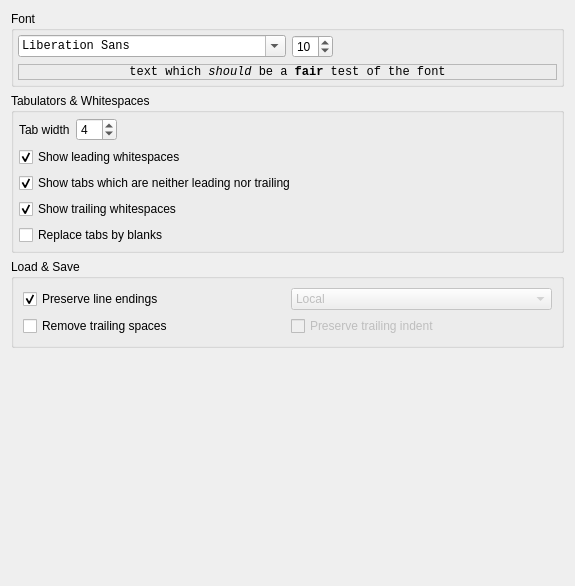
The window that src/qcodeeditwidget/qeditconfig.ui (Wing-summer/WingHexExplorer2) describes before a commit, drawn with Qt 5.
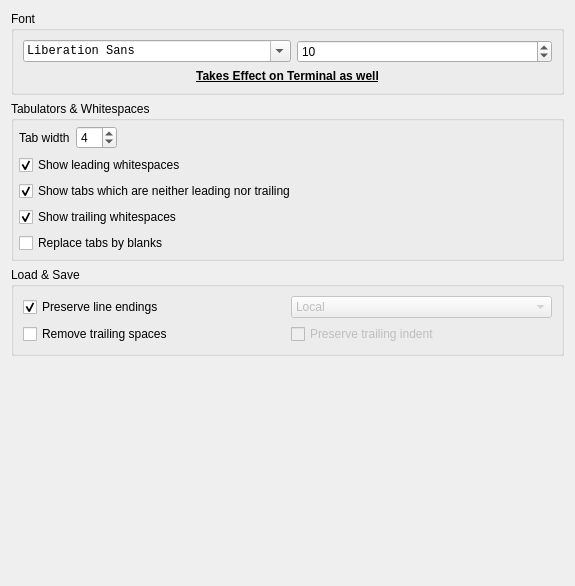
The same window after the commit.

Patch:
```diff
--- a/src/qcodeeditwidget/qeditconfig.ui
+++ b/src/qcodeeditwidget/qeditconfig.ui
@@ -22,11 +22,8 @@
      <property name="title">
       <string>Font</string>
      </property>
-     <layout class="QGridLayout">
-      <property name="margin" stdset="0">
-       <number>4</number>
-      </property>
-      <item row="0" column="0">
+     <layout class="QGridLayout" name="layoutFont">
+      <item row="1" column="0">
        <widget class="QFontComboBox" name="cbFont">
         <property name="font">
          <font>
@@ -40,7 +37,7 @@
         </property>
        </widget>
       </item>
-      <item row="0" column="1">
+      <item row="1" column="1" colspan="2">
        <widget class="QSpinBox" name="spnFontSize">
         <property name="buttonSymbols">
          <enum>QAbstractSpinBox::UpDownArrows</enum>
@@ -56,49 +53,22 @@
         </property>
        </widget>
       </item>
-      <item row="1" column="0" colspan="3">
-       <widget class="QLabel" name="lblSampleText">
-        <property name="sizePolicy">
-         <sizepolicy hsizetype="Preferred" vsizetype="Preferred">
-          <horstretch>0</horstretch>
-          <verstretch>0</verstretch>
-         </sizepolicy>
-        </property>
+      <item row="2" column="0" colspan="3">
+       <widget class="QLabel" name="label">
         <property name="font">
          <font>
-          <family>Monospace</family>
+          <bold>true</bold>
+          <underline>true</underline>
          </font>
         </property>
-        <property name="frameShape">
-         <enum>QFrame::StyledPanel</enum>
-        </property>
-        <property name="frameShadow">
-         <enum>QFrame::Sunken</enum>
-        </property>
         <property name="text">
-         <string>text which &lt;i&gt;should&lt;/i&gt; be a &lt;b&gt;fair&lt;/b&gt; test of the font</string>
+         <string>Takes Effect on Terminal as well</string>
         </property>
         <property name="alignment">
-         <set>Qt::AlignCenter</set>
-        </property>
-        <property name="margin">
-         <number>0</number>
+         <set>Qt::AlignmentFlag::AlignCenter</set>
         </property>
        </widget>
       </item>
-      <item row="0" column="2">
-       <spacer>
-        <property name="orientation">
-         <enum>Qt::Horizontal</enum>
-        </property>
-        <property name="sizeHint" stdset="0">
-         <size>
-          <width>40</width>
-          <height>20</height>
-         </size>
-        </property>
-       </spacer>
-      </item>
      </layout>
     </widget>
    </item>
@@ -145,7 +115,7 @@
         <item>
          <spacer>
           <property name="orientation">
-           <enum>Qt::Horizontal</enum>
+           <enum>Qt::Orientation::Horizontal</enum>
           </property>
           <property name="sizeHint" stdset="0">
            <size>
@@ -263,10 +233,10 @@
    <item>
     <spacer>
      <property name="orientation">
-      <enum>Qt::Vertical</enum>
+      <enum>Qt::Orientation::Vertical</enum>
      </property>
      <property name="sizeType">
-      <enum>QSizePolicy::MinimumExpanding</enum>
+      <enum>QSizePolicy::Policy::MinimumExpanding</enum>
      </property>
      <property name="sizeHint" stdset="0">
       <size>
```
Left out of the diff: 2 changed lines with no effect on the pictures.
